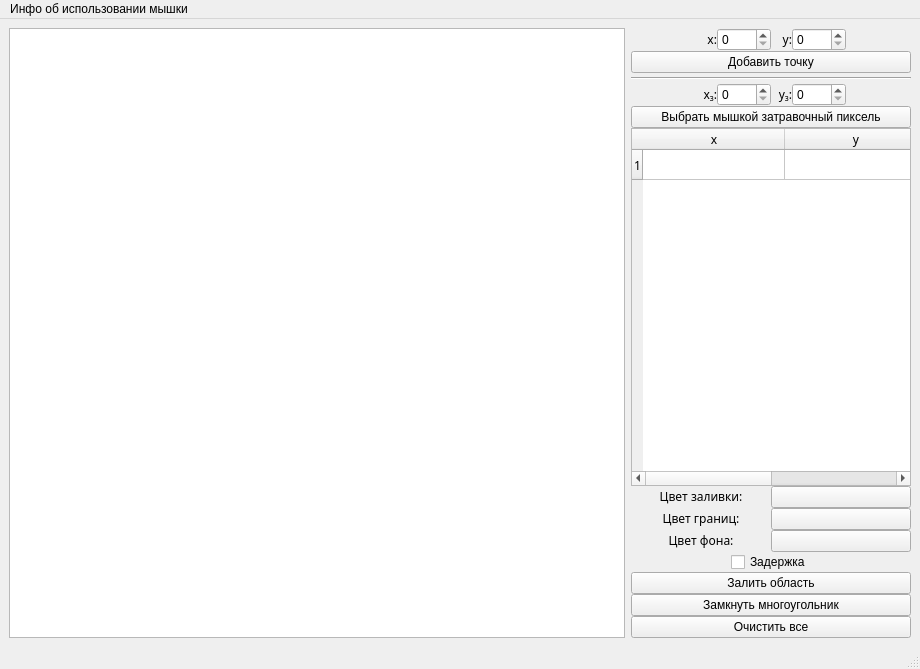
Above: lab6/window.ui from teopalmer/computer-graphics before the change. Below: the same form after it.
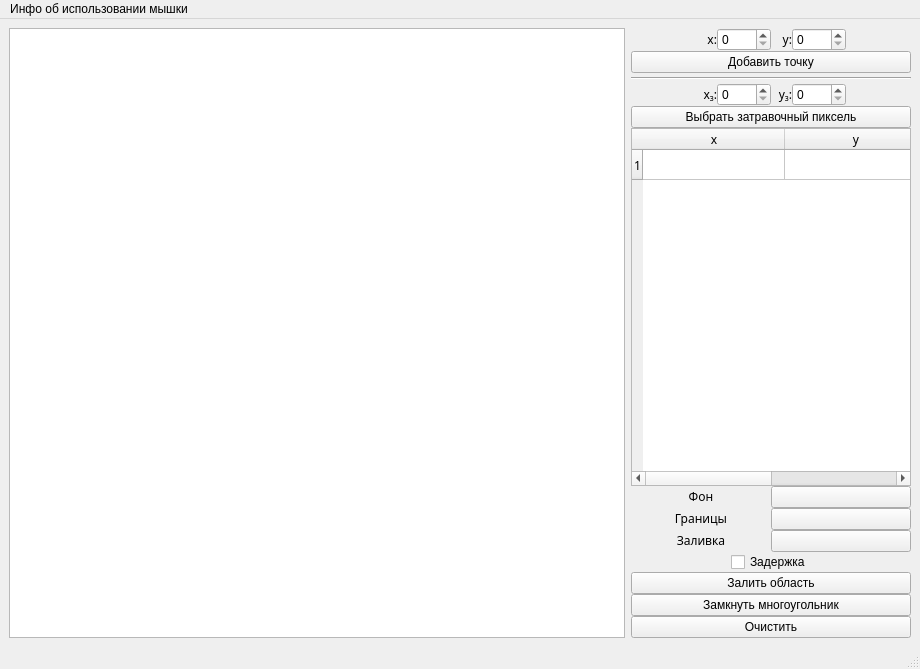
That is the form after the change.

Commit message: Finish lab 6

Diff of the .ui file:
```diff
--- a/lab6/window.ui
+++ b/lab6/window.ui
@@ -105,15 +105,15 @@
             <attribute name="horizontalHeaderCascadingSectionResizes">
              <bool>true</bool>
             </attribute>
+            <attribute name="horizontalHeaderMinimumSectionSize">
+             <number>10</number>
+            </attribute>
             <attribute name="horizontalHeaderDefaultSectionSize">
              <number>142</number>
             </attribute>
             <attribute name="horizontalHeaderHighlightSections">
              <bool>false</bool>
             </attribute>
-            <attribute name="horizontalHeaderMinimumSectionSize">
-             <number>10</number>
-            </attribute>
             <attribute name="horizontalHeaderShowSortIndicator" stdset="0">
              <bool>false</bool>
             </attribute>
@@ -181,7 +181,7 @@
             <item row="4" column="0" colspan="6">
              <widget class="QPushButton" name="add_seed_pix_bt">
               <property name="text">
-               <string>Выбрать мышкой затравочный пиксель</string>
+               <string>Выбрать затравочный пиксель</string>
               </property>
              </widget>
             </item>
@@ -317,20 +317,31 @@
             </item>
            </layout>
           </item>
-         </layout>
-        </item>
-        <item>
-         <layout class="QGridLayout" name="gridLayout_5">
-          <item row="3" column="0">
-           <widget class="QPushButton" name="clear_bt">
-            <property name="text">
-             <string>Очистить все</string>
-            </property>
-           </widget>
-          </item>
-          <item row="1" column="0">
+          <item row="5" column="0">
            <layout class="QGridLayout" name="gridLayout_3">
-            <item row="4" column="0" colspan="2">
+            <item row="1" column="0">
+             <widget class="QLabel" name="label_5">
+              <property name="font">
+               <font>
+                <family>Apple Braille</family>
+               </font>
+              </property>
+              <property name="text">
+               <string>&lt;html&gt;&lt;head/&gt;&lt;body&gt;&lt;p align=&quot;center&quot;&gt;Фон&lt;/p&gt;&lt;/body&gt;&lt;/html&gt;</string>
+              </property>
+             </widget>
+            </item>
+            <item row="2" column="1">
+             <widget class="QPushButton" name="color_border_bt">
+              <property name="cursor">
+               <cursorShape>PointingHandCursor</cursorShape>
+              </property>
+              <property name="text">
+               <string/>
+              </property>
+             </widget>
+            </item>
+            <item row="6" column="0" colspan="2">
              <layout class="QGridLayout" name="gridLayout_4">
               <item row="0" column="1">
                <widget class="QCheckBox" name="delay">
@@ -373,7 +384,39 @@
               </item>
              </layout>
             </item>
-            <item row="6" column="0" colspan="2">
+            <item row="1" column="1">
+             <widget class="QPushButton" name="color_bg_bt">
+              <property name="cursor">
+               <cursorShape>PointingHandCursor</cursorShape>
+              </property>
+              <property name="text">
+               <string/>
+              </property>
+             </widget>
+            </item>
+            <item row="3" column="0">
+             <widget class="QLabel" name="label_3">
+              <property name="font">
+               <font>
+                <family>Apple Braille</family>
+               </font>
+              </property>
+              <property name="text">
+               <string>&lt;html&gt;&lt;head/&gt;&lt;body&gt;&lt;p align=&quot;center&quot;&gt;Заливка&lt;/p&gt;&lt;/body&gt;&lt;/html&gt;</string>
+              </property>
+             </widget>
+            </item>
+            <item row="3" column="1">
+             <widget class="QPushButton" name="color_seed_bt">
+              <property name="cursor">
+               <cursorShape>PointingHandCursor</cursorShape>
+              </property>
+              <property name="text">
+               <string/>
+              </property>
+             </widget>
+            </item>
+            <item row="8" column="0" colspan="2">
              <widget class="QPushButton" name="fill_bt">
               <property name="cursor">
                <cursorShape>PointingHandCursor</cursorShape>
@@ -383,28 +426,6 @@
               </property>
              </widget>
             </item>
-            <item row="2" column="1">
-             <widget class="QPushButton" name="color_border_bt">
-              <property name="cursor">
-               <cursorShape>PointingHandCursor</cursorShape>
-              </property>
-              <property name="text">
-               <string/>
-              </property>
-             </widget>
-            </item>
-            <item row="1" column="0">
-             <widget class="QLabel" name="label_3">
-              <property name="font">
-               <font>
-                <family>Apple Braille</family>
-               </font>
-              </property>
-              <property name="text">
-               <string>&lt;html&gt;&lt;head/&gt;&lt;body&gt;&lt;p align=&quot;center&quot;&gt;Цвет заливки:&lt;/p&gt;&lt;/body&gt;&lt;/html&gt;</string>
-              </property>
-             </widget>
-            </item>
             <item row="2" column="0">
              <widget class="QLabel" name="label_4">
               <property name="font">
@@ -413,11 +434,11 @@
                </font>
               </property>
               <property name="text">
-               <string>&lt;html&gt;&lt;head/&gt;&lt;body&gt;&lt;p align=&quot;center&quot;&gt;Цвет границ:&lt;/p&gt;&lt;/body&gt;&lt;/html&gt;</string>
+               <string>&lt;html&gt;&lt;head/&gt;&lt;body&gt;&lt;p align=&quot;center&quot;&gt;Границы&lt;/p&gt;&lt;/body&gt;&lt;/html&gt;</string>
               </property>
              </widget>
             </item>
-            <item row="7" column="0" colspan="2">
+            <item row="9" column="0" colspan="2">
              <widget class="QPushButton" name="end_polygon_bt">
               <property name="cursor">
                <cursorShape>PointingHandCursor</cursorShape>
@@ -430,42 +451,21 @@
               </property>
              </widget>
             </item>
-            <item row="3" column="0">
-             <widget class="QLabel" name="label_5">
-              <property name="font">
-               <font>
-                <family>Apple Braille</family>
-               </font>
-              </property>
-              <property name="text">
-               <string>&lt;html&gt;&lt;head/&gt;&lt;body&gt;&lt;p align=&quot;center&quot;&gt;Цвет фона:&lt;/p&gt;&lt;/body&gt;&lt;/html&gt;</string>
-              </property>
-             </widget>
-            </item>
-            <item row="3" column="1">
-             <widget class="QPushButton" name="color_bg_bt">
-              <property name="cursor">
-               <cursorShape>PointingHandCursor</cursorShape>
-              </property>
-              <property name="text">
-               <string/>
-              </property>
-             </widget>
-            </item>
-            <item row="1" column="1">
-             <widget class="QPushButton" name="color_seed_bt">
-              <property name="cursor">
-               <cursorShape>PointingHandCursor</cursorShape>
-              </property>
-              <property name="text">
-               <string/>
-              </property>
-             </widget>
-            </item>
            </layout>
           </item>
          </layout>
         </item>
+        <item>
+         <layout class="QGridLayout" name="gridLayout_5">
+          <item row="3" column="0">
+           <widget class="QPushButton" name="clear_bt">
+            <property name="text">
+             <string>Очистить</string>
+            </property>
+           </widget>
+          </item>
+         </layout>
+        </item>
        </layout>
       </item>
      </layout>
```
The commit also changes 1 other file.
